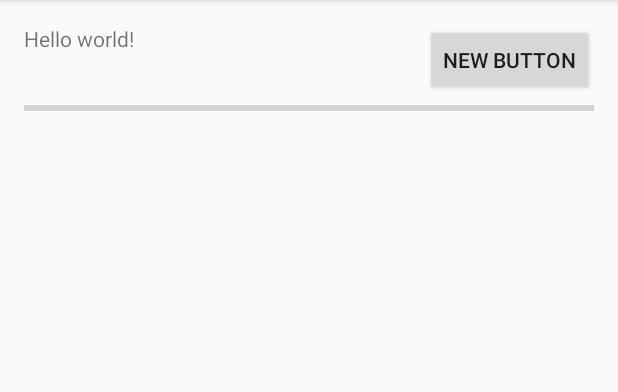
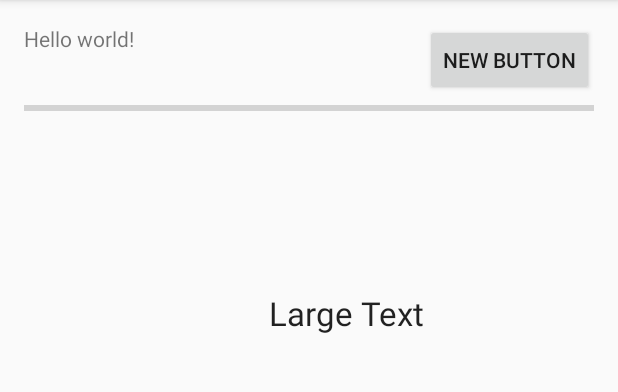
Before and after one commit to EE590-Winter2015/Materials, an Android app: the screen it shows after launch (MainActivity), on a phone screen of 412 x 824 dp, the part 84-476 px from its top. Run offline under Robolectric (Android 15) with nearby library versions, the phone set to English and light mode, and no system bars.

Commit message:
Update week 10 materials

```diff
--- a/Week 10/SampleCode/AccelerometerTest_Android/app/src/main/java/com/example/accelerometertest_android/app/MainActivity.java
+++ b/Week 10/SampleCode/AccelerometerTest_Android/app/src/main/java/com/example/accelerometertest_android/app/MainActivity.java
@@ -37,6 +37,7 @@
 
         // Get the button object from the layout, and set it's onclick behavior
         Button button1 = (Button)findViewById(R.id.button);
+
         button1.setOnClickListener(new OnClickListener(){
             public void onClick(View v) {
                 TextView tb = (TextView)findViewById(R.id.outputText);
--- a/Week 10/SampleCode/AccelerometerTest_Android/app/src/main/res/layout/activity_main.xml
+++ b/Week 10/SampleCode/AccelerometerTest_Android/app/src/main/res/layout/activity_main.xml
@@ -32,4 +32,15 @@
         android:layout_alignParentLeft="true"
         android:layout_alignParentStart="true" />
 
+    <TextView
+        android:layout_width="wrap_content"
+        android:layout_height="wrap_content"
+        android:textAppearance="?android:attr/textAppearanceLarge"
+        android:text="Large Text"
+        android:id="@+id/textView"
+        android:layout_below="@+id/progressBar"
+        android:layout_marginTop="114dp"
+        android:layout_toLeftOf="@+id/button"
+        android:layout_toStartOf="@+id/button" />
+
 </RelativeLayout>
```
Also changed, not shown: 9 other files.
